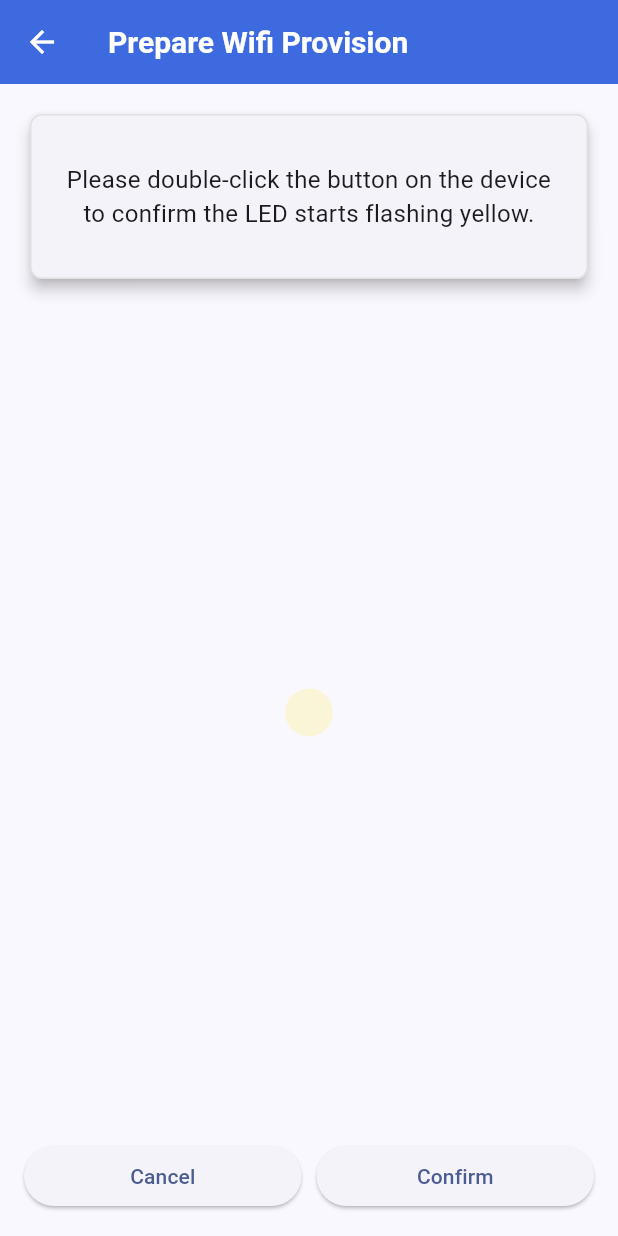
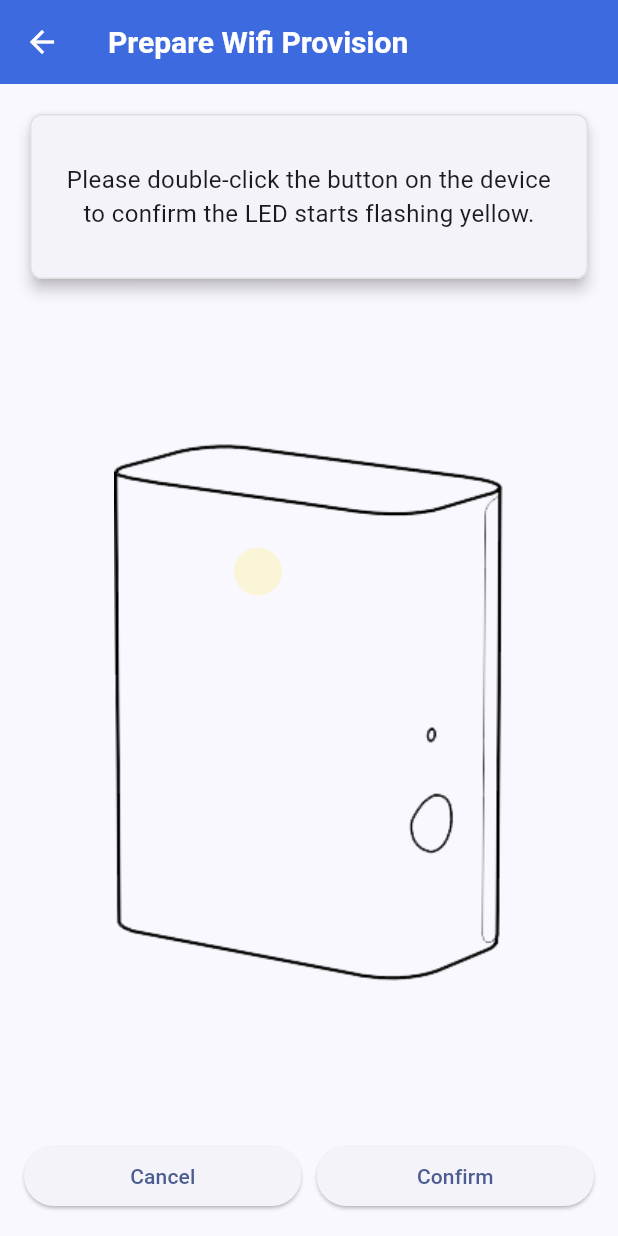
Before and after one commit to thirdreality/LinuxBox_Finder, a Flutter app: the ProvisionPrepareScreen screen opened directly, on a phone screen of 412 x 824 dp. Run offline on Flutter 3.47's test engine with Material 3 defaults, Android fonts, the phone set to English and light mode, and no system bars; our stand-ins replace flutter_blue_plus, permission_handler, shared_preferences; missing offline and left inert: wifi_scan; accounts and stored records are empty.

Commit message:
add new resource and update screen

```diff
--- a/hubv3-finder-flutter/lib/screens/provision_prepare_screen.dart
+++ b/hubv3-finder-flutter/lib/screens/provision_prepare_screen.dart
@@ -90,7 +90,21 @@ class _FlashingLedState extends State<FlashingLed> with SingleTickerProviderStat
 
   @override
   Widget build(BuildContext context) {
-    return FadeTransition(
+    return SizedBox(
+      width: 260,
+      height: 360,
+      child: Stack(
+        children: [
+          Image.asset(
+            'assets/images/linuxbox-config.png',
+            width: 260,
+            height: 360,
+            fit: BoxFit.cover,
+          ),
+          Positioned(
+            left: 80,
+            top: 70,
+            child: FadeTransition(
               opacity: _controller,
               child: Container(
                 width: 32.0,
@@ -100,6 +114,10 @@ class _FlashingLedState extends State<FlashingLed> with SingleTickerProviderStat
                   color: Colors.yellow,
                 ),
               ),
+            ),
+          ),
+        ],
+      ),
     );
   }
 }
--- a/hubv3-finder-flutter/pubspec.yaml
+++ b/hubv3-finder-flutter/pubspec.yaml
@@ -64,6 +64,8 @@ flutter:
   # included with your application, so that you can use the icons in
   # the material Icons class.
   uses-material-design: true
+  assets:
+    - assets/images/linuxbox-config.png
 
   # To add assets to your application, add an assets section, like this:
   # assets:
```
Also changed, not shown: hubv3-finder-flutter/assets/images/linuxbox-config.png (added). Lines whose indentation alone changed are shown as unchanged.
